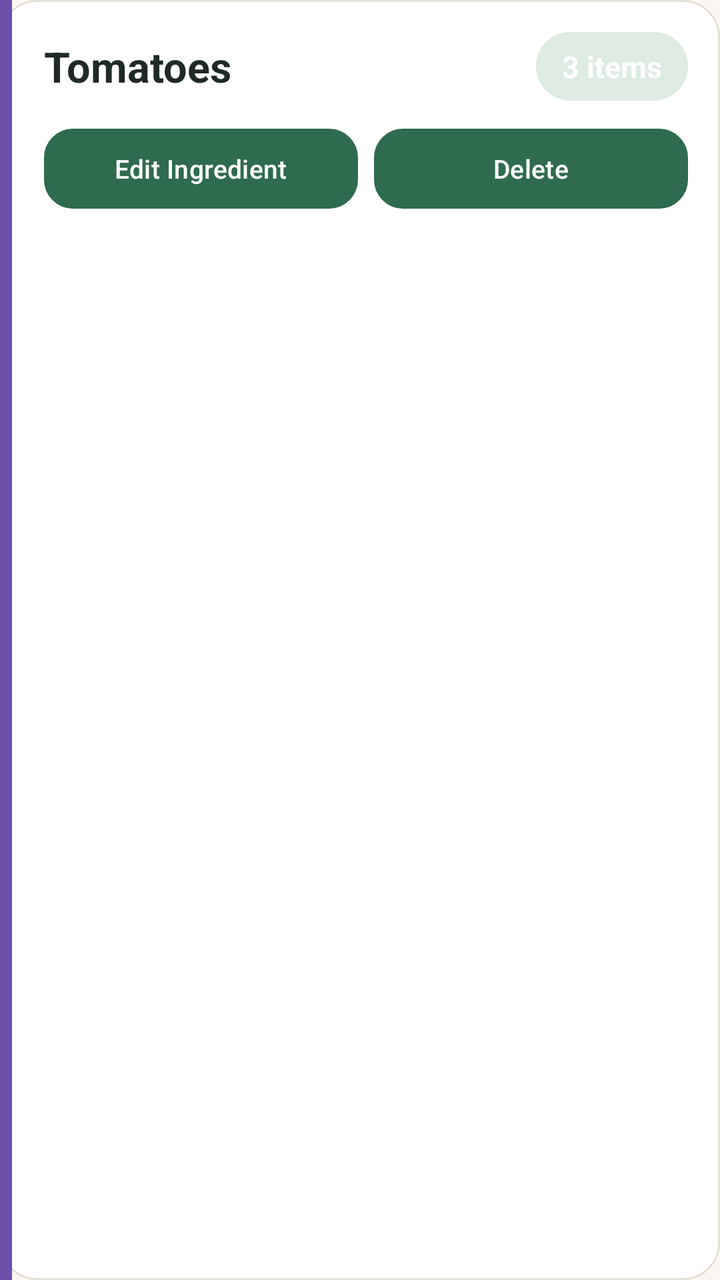
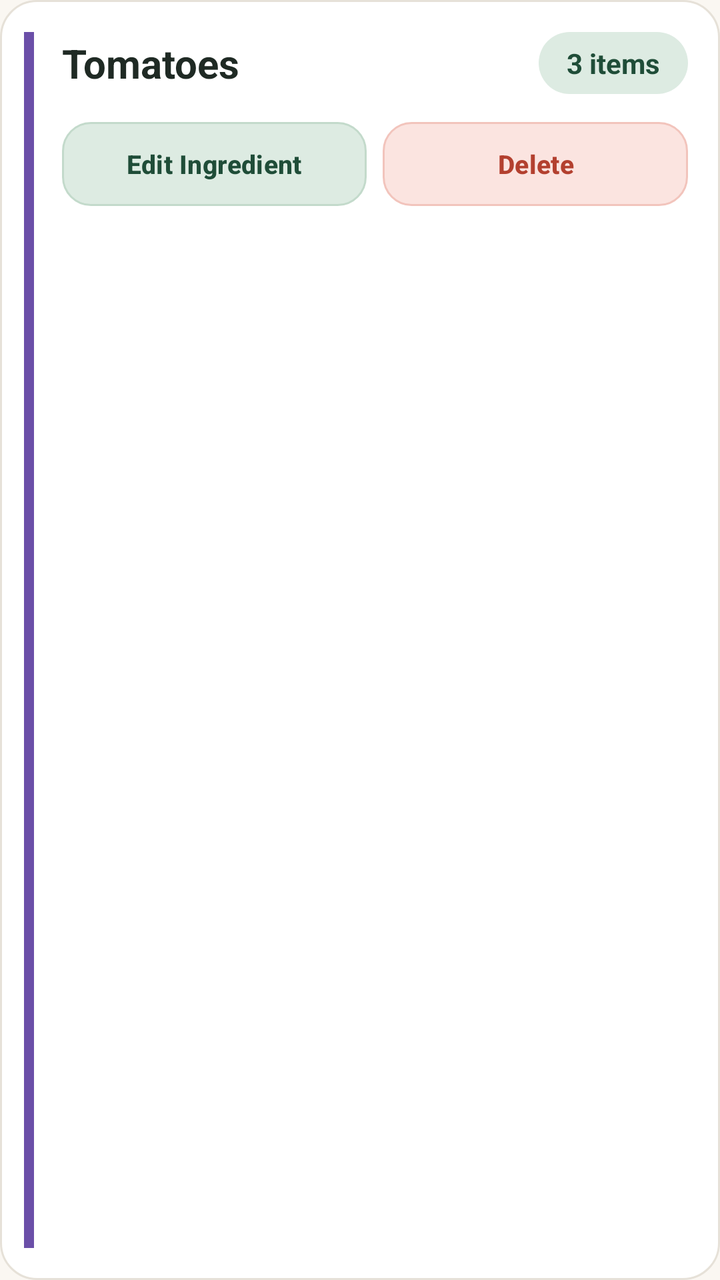

The first picture is an Android layout as it rendered before a commit; the second is the same layout after the commit. The layout source and the unified diff follow.
<!-- AndroidManifest.xml: application theme Theme.SmartPantryManager -->
<!-- res/layout/item_ingredient.xml -->
<?xml version="1.0" encoding="utf-8"?>
<LinearLayout xmlns:android="http://schemas.android.com/apk/res/android"
    android:layout_width="match_parent"
    android:layout_height="wrap_content"
    android:orientation="horizontal"
    android:layout_marginBottom="12dp"
    android:background="@drawable/ingredient_background">

    <View
        android:id="@+id/ingredientColorAccent"
        android:layout_width="6dp"
        android:layout_height="match_parent"
        android:background="#6B4FA8" />

    <LinearLayout
        android:layout_width="0dp"
        android:layout_height="wrap_content"
        android:layout_weight="1"
        android:orientation="vertical"
        android:padding="16dp">

        <LinearLayout
            android:layout_width="match_parent"
            android:layout_height="wrap_content"
            android:orientation="horizontal"
            android:gravity="center_vertical">

            <TextView
                android:id="@+id/tvIngredientName"
                android:layout_width="0dp"
                android:layout_height="wrap_content"
                android:layout_weight="1"
                android:text="Tomatoes"
                android:textSize="21sp"
                android:textStyle="bold"
                android:textColor="@color/app_text" />

            <TextView
                android:id="@+id/tvIngredientDetails"
                android:layout_width="wrap_content"
                android:layout_height="wrap_content"
                android:text="3 items"
                android:textSize="15sp"
                android:textStyle="bold"
                android:textColor="#FFFFFF"
                android:gravity="center"
                android:paddingStart="13dp"
                android:paddingEnd="13dp"
                android:paddingTop="7dp"
                android:paddingBottom="7dp"
                android:background="@drawable/quantity_badge" />

        </LinearLayout>

        <TextView
            android:id="@+id/tvIngredientExpiry"
            android:layout_width="match_parent"
            android:layout_height="wrap_content"
            android:textSize="16sp"
            android:textStyle="bold"
            android:textColor="@color/app_secondary_text"
            android:layout_marginTop="12dp"
            android:visibility="gone" />

        <TextView
            android:id="@+id/tvExpiryWarning"
            android:layout_width="match_parent"
            android:layout_height="wrap_content"
            android:textSize="16sp"
            android:textStyle="bold"
            android:textColor="#D32F2F"
            android:layout_marginTop="5dp"
            android:visibility="gone" />

        <LinearLayout
            android:layout_width="match_parent"
            android:layout_height="wrap_content"
            android:orientation="horizontal"
            android:layout_marginTop="14dp">

            <Button
                android:id="@+id/btnEditIngredient"
                android:layout_width="0dp"
                android:layout_height="40dp"
                android:layout_weight="1"
                android:text="Edit Ingredient"
                android:textSize="13sp"
                android:textAllCaps="false"
                android:minHeight="0dp"
                android:background="@drawable/edit_button_background" />

            <Button
                android:id="@+id/btnDeleteIngredient"
                android:layout_width="0dp"
                android:layout_height="40dp"
                android:layout_weight="1"
                android:layout_marginStart="8dp"
                android:text="Delete"
                android:textSize="13sp"
                android:textAllCaps="false"
                android:minHeight="0dp"
                android:background="@drawable/delete_button_background" />
        </LinearLayout>
    </LinearLayout>
</LinearLayout>
<!-- resources referenced by this layout -->
<resources>
  <color name="app_secondary_text">#6B7A72</color>
  <color name="app_text">#1F2A24</color>
  <!-- drawable delete_button_background (drawable) -->
  <?xml version="1.0" encoding="utf-8"?>
  <ripple xmlns:android="http://schemas.android.com/apk/res/android"
      android:color="#26808080">
      <item>
          <shape android:shape="rectangle">
              <solid android:color="@color/app_danger_light" />
              <stroke android:width="1dp" android:color="@color/app_danger_stroke" />
              <corners android:radius="14dp" />
          </shape>
      </item>
  </ripple>
  <!-- drawable edit_button_background (drawable) -->
  <?xml version="1.0" encoding="utf-8"?>
  <ripple xmlns:android="http://schemas.android.com/apk/res/android"
      android:color="#26808080">
      <item>
          <shape android:shape="rectangle">
              <solid android:color="@color/app_primary_light" />
              <stroke android:width="1dp" android:color="@color/app_primary_stroke" />
              <corners android:radius="14dp" />
          </shape>
      </item>
  </ripple>
  <!-- drawable ingredient_background (drawable) -->
  <?xml version="1.0" encoding="utf-8"?>
  <shape xmlns:android="http://schemas.android.com/apk/res/android"
      android:shape="rectangle">
      <solid android:color="@color/app_surface" />
      <stroke android:width="1dp" android:color="@color/app_stroke" />
      <corners android:radius="18dp" />
  </shape>
  <!-- drawable quantity_badge (drawable) -->
  <?xml version="1.0" encoding="utf-8"?>
  <shape xmlns:android="http://schemas.android.com/apk/res/android"
      android:shape="rectangle">
      <solid android:color="@color/app_primary_light" />
      <corners android:radius="50dp" />
  </shape>
  <style name="Theme.SmartPantryManager" parent="Base.Theme.SmartPantryManager" />
  <color name="app_danger_light">#FBE4E0</color>
  <color name="app_danger_stroke">#F2C4BC</color>
  <color name="app_primary_light">#DDEBE2</color>
  <color name="app_primary_stroke">#C3DACB</color>
  <color name="app_surface">#FFFFFF</color>
  <color name="app_stroke">#E6E1D8</color>
  <style name="Base.Theme.SmartPantryManager" parent="Theme.Material3.DayNight.NoActionBar">
          <item name="android:windowBackground">@color/app_background</item>
          <item name="android:statusBarColor">@color/app_background</item>
          <item name="colorPrimary">@color/app_primary</item>
          <item name="colorAccent">@color/app_primary</item>
          <item name="colorControlActivated">@color/app_primary</item>
          <item name="android:colorControlActivated">@color/app_primary</item>
      </style>
  <color name="app_background">#FAF7F2</color>
  <color name="app_primary">#2F6B4F</color>
</resources>

<!-- the commit's change to res/layout/item_ingredient.xml (unified diff, before → after) -->
@@ -1,15 +1,20 @@
 <?xml version="1.0" encoding="utf-8"?>
 <LinearLayout xmlns:android="http://schemas.android.com/apk/res/android"
+    xmlns:app="http://schemas.android.com/apk/res-auto"
     android:layout_width="match_parent"
     android:layout_height="wrap_content"
     android:orientation="horizontal"
     android:layout_marginBottom="12dp"
     android:background="@drawable/ingredient_background">
 
+    
     <View
         android:id="@+id/ingredientColorAccent"
-        android:layout_width="6dp"
+        android:layout_width="5dp"
         android:layout_height="match_parent"
+        android:layout_marginStart="12dp"
+        android:layout_marginTop="16dp"
+        android:layout_marginBottom="16dp"
         android:background="#6B4FA8" />
 
     <LinearLayout
@@ -17,7 +22,10 @@
         android:layout_height="wrap_content"
         android:layout_weight="1"
         android:orientation="vertical"
-        android:padding="16dp">
+        android:paddingStart="14dp"
+        android:paddingEnd="16dp"
+        android:paddingTop="16dp"
+        android:paddingBottom="16dp">
 
         <LinearLayout
             android:layout_width="match_parent"
@@ -31,7 +39,7 @@
                 android:layout_height="wrap_content"
                 android:layout_weight="1"
                 android:text="Tomatoes"
-                android:textSize="21sp"
+                android:textSize="20sp"
                 android:textStyle="bold"
                 android:textColor="@color/app_text" />
 
@@ -40,14 +48,14 @@
                 android:layout_width="wrap_content"
                 android:layout_height="wrap_content"
                 android:text="3 items"
-                android:textSize="15sp"
+                android:textSize="14sp"
                 android:textStyle="bold"
-                android:textColor="#FFFFFF"
+                android:textColor="@color/app_on_primary_light"
                 android:gravity="center"
-                android:paddingStart="13dp"
-                android:paddingEnd="13dp"
-                android:paddingTop="7dp"
-                android:paddingBottom="7dp"
+                android:paddingStart="14dp"
+                android:paddingEnd="14dp"
+                android:paddingTop="6dp"
+                android:paddingBottom="6dp"
                 android:background="@drawable/quantity_badge" />
 
         </LinearLayout>
@@ -56,20 +64,19 @@
             android:id="@+id/tvIngredientExpiry"
             android:layout_width="match_parent"
             android:layout_height="wrap_content"
-            android:textSize="16sp"
-            android:textStyle="bold"
+            android:textSize="14sp"
             android:textColor="@color/app_secondary_text"
-            android:layout_marginTop="12dp"
+            android:layout_marginTop="10dp"
             android:visibility="gone" />
 
         <TextView
             android:id="@+id/tvExpiryWarning"
             android:layout_width="match_parent"
             android:layout_height="wrap_content"
-            android:textSize="16sp"
+            android:textSize="14sp"
             android:textStyle="bold"
-            android:textColor="#D32F2F"
-            android:layout_marginTop="5dp"
+            android:textColor="@color/app_danger"
+            android:layout_marginTop="4dp"
             android:visibility="gone" />
 
         <LinearLayout
@@ -80,23 +87,29 @@
 
             <Button
                 android:id="@+id/btnEditIngredient"
+                app:backgroundTint="@null"
                 android:layout_width="0dp"
-                android:layout_height="40dp"
+                android:layout_height="42dp"
                 android:layout_weight="1"
                 android:text="Edit Ingredient"
                 android:textSize="13sp"
+                android:textStyle="bold"
+                android:textColor="@color/app_on_primary_light"
                 android:textAllCaps="false"
                 android:minHeight="0dp"
                 android:background="@drawable/edit_button_background" />
 
             <Button
                 android:id="@+id/btnDeleteIngredient"
+                app:backgroundTint="@null"
                 android:layout_width="0dp"
-                android:layout_height="40dp"
+                android:layout_height="42dp"
                 android:layout_weight="1"
                 android:layout_marginStart="8dp"
                 android:text="Delete"
                 android:textSize="13sp"
+                android:textStyle="bold"
+                android:textColor="@color/app_danger"
                 android:textAllCaps="false"
                 android:minHeight="0dp"
                 android:background="@drawable/delete_button_background" />
<!-- resource entries referenced after the edit -->
@@ -1,5 +1,7 @@
 <!-- resources referenced by this layout -->
 <resources>
+  <color name="app_danger">#B3402F</color>
+  <color name="app_on_primary_light">#1F4D38</color>
   <color name="app_secondary_text">#6B7A72</color>
   <color name="app_text">#1F2A24</color>
   <!-- drawable delete_button_background (drawable) -->
